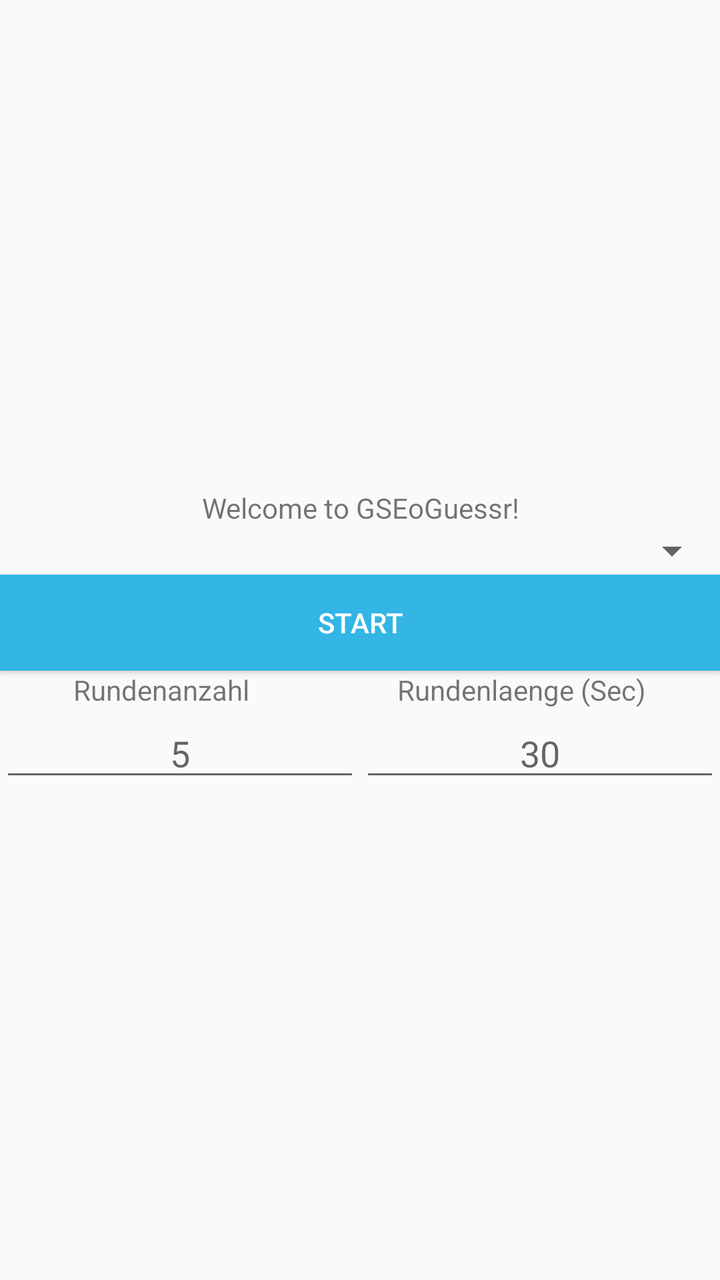
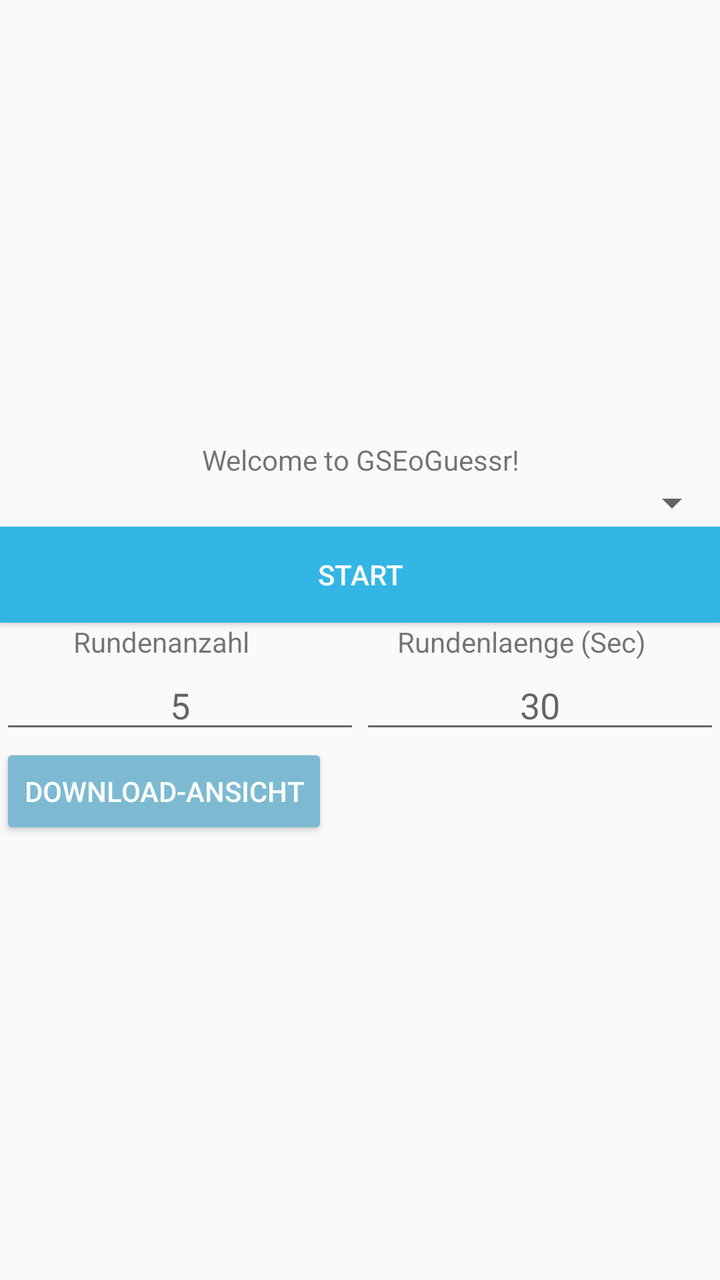

The first picture is an Android layout as it rendered before a commit; the second is the same layout after the commit. The layout source and the unified diff follow.
<!-- AndroidManifest.xml: application theme Theme.Explo -->
<!-- res/layout/activity_main.xml -->
<?xml version="1.0" encoding="utf-8"?>
<LinearLayout xmlns:android="http://schemas.android.com/apk/res/android"
    xmlns:app="http://schemas.android.com/apk/res-auto"
    xmlns:tools="http://schemas.android.com/tools"
    android:layout_width="match_parent"
    android:layout_height="match_parent"
    android:gravity="center_vertical"
    android:orientation="vertical"
    tools:context=".MainActivity">

    <TextView
        android:id="@+id/welcomeMessage"
        android:layout_width="match_parent"
        android:layout_height="wrap_content"
        android:gravity="center_horizontal"
        android:text="Welcome to GSEoGuessr!" />

    <Spinner
        android:id="@+id/spinner"
        android:layout_width="match_parent"
        android:layout_height="wrap_content" />

    <Button
        android:id="@+id/startButton"
        android:layout_width="match_parent"
        android:layout_height="wrap_content"
        android:background="@android:color/holo_blue_light"
        android:textColor="@android:color/white"
        android:text="Start" />

    <LinearLayout
        android:layout_width="match_parent"
        android:layout_height="wrap_content"
        android:orientation="horizontal">

        <TextView
            android:id="@+id/rundenAnzahlText"
            android:layout_width="wrap_content"
            android:layout_height="wrap_content"
            android:layout_weight="1"
            android:gravity="center_horizontal"
            android:text="Rundenanzahl" />

        <TextView
            android:id="@+id/rundenlaengeText"
            android:layout_width="wrap_content"
            android:layout_height="wrap_content"
            android:layout_weight="1"
            android:gravity="center_horizontal"
            android:text="Rundenlaenge (Sec)" />
    </LinearLayout>

    <LinearLayout
        android:layout_width="match_parent"
        android:layout_height="wrap_content"
        android:orientation="horizontal">

        <EditText
            android:id="@+id/rundenanzahlField"
            android:layout_width="wrap_content"
            android:layout_height="wrap_content"
            android:layout_weight="1"
            android:ems="10"
            android:gravity="center_horizontal"
            android:hint="5"
            android:inputType="numberSigned|numberDecimal" />

        <EditText
            android:id="@+id/rundenlaengeField"
            android:layout_width="wrap_content"
            android:layout_height="wrap_content"
            android:layout_weight="1"
            android:ems="10"
            android:gravity="center_horizontal"
            android:hint="30"
            android:inputType="numberSigned|numberDecimal" />

    </LinearLayout>

</LinearLayout>
<!-- resources referenced by this layout -->
<resources>
  <style name="Theme.Explo" parent="Base.Theme.Explo" />
  <style name="Base.Theme.Explo" parent="Theme.AppCompat.Light.NoActionBar">
          
          
      </style>
</resources>

<!-- the commit's change to res/layout/activity_main.xml (unified diff, before → after) -->
@@ -77,4 +77,13 @@
 
     </LinearLayout>
 
+    <Button
+        android:id="@+id/downloadViewButton"
+        android:layout_width="wrap_content"
+        android:layout_height="wrap_content"
+        android:layout_gravity="left"
+        android:backgroundTint="#7DBAD1"
+        android:text="Download-Ansicht"
+        android:textColor="#FFFFFF" />
+
 </LinearLayout>
